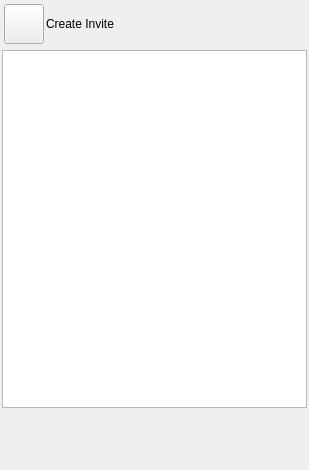
nolimitconnect/NoLimitConnect, file nolimitgui/src/Forms/SessionWidget.ui: the form before one commit.
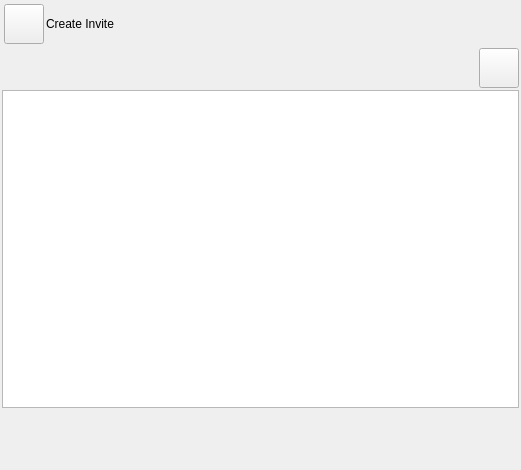
The form after the commit. Custom widgets are drawn as their Qt base class.

```diff
--- a/nolimitgui/src/Forms/SessionWidget.ui
+++ b/nolimitgui/src/Forms/SessionWidget.ui
@@ -6,7 +6,7 @@
    <rect>
     <x>0</x>
     <y>0</y>
-    <width>309</width>
+    <width>521</width>
     <height>470</height>
    </rect>
   </property>
@@ -96,7 +96,30 @@
     </widget>
    </item>
    <item>
-    <widget class="IdentOfferWidget" name="m_IdentWidget" native="true"/>
+    <layout class="QHBoxLayout" name="horizontalLayout">
+     <item>
+      <widget class="IdentOfferWidget" name="m_IdentWidget" native="true"/>
+     </item>
+     <item>
+      <widget class="VxPushButton" name="m_BootButton">
+       <property name="sizePolicy">
+        <sizepolicy hsizetype="Fixed" vsizetype="Fixed">
+         <horstretch>0</horstretch>
+         <verstretch>0</verstretch>
+        </sizepolicy>
+       </property>
+       <property name="minimumSize">
+        <size>
+         <width>40</width>
+         <height>40</height>
+        </size>
+       </property>
+       <property name="text">
+        <string/>
+       </property>
+      </widget>
+     </item>
+    </layout>
    </item>
    <item>
     <widget class="HistoryListWidget" name="m_HistoryList">
```
Left out of the diff: 10 changed lines with no effect on the pictures.
